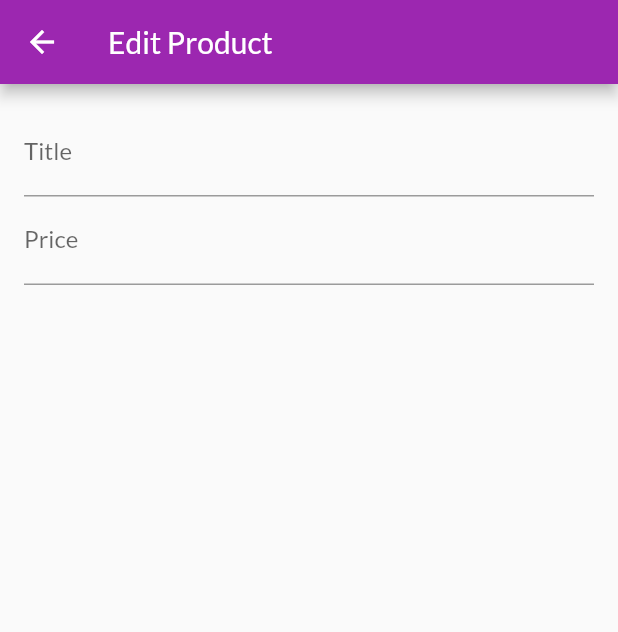
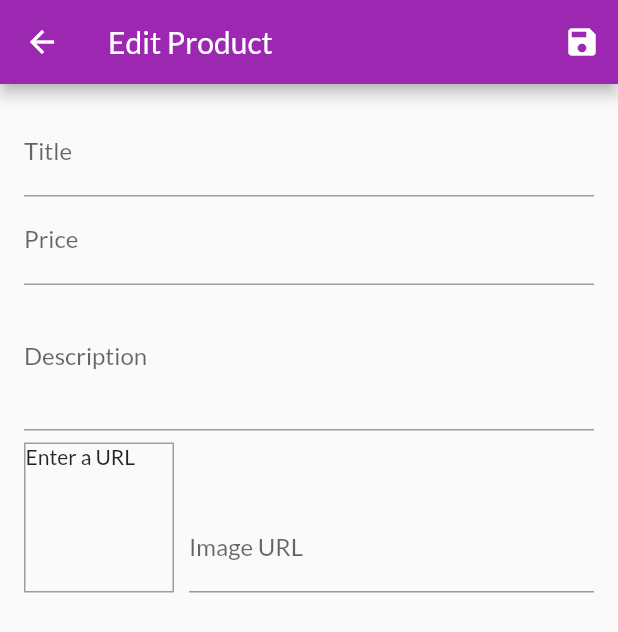
Before and after one commit to limpep/flutter-shop-app, a Flutter app: the EditProductScreen screen opened by its route, on a phone screen of 412 x 824 dp. Shown: the top 632 px of the screen. Run offline on Flutter 3.47's test engine with Material 2 defaults, Android fonts, the phone set to English and light mode, and no system bars; our stand-ins replace google_fonts; network calls fail.

Commit message:
save input values

```diff
--- a/lib/screens/edit_product_screen.dart
+++ b/lib/screens/edit_product_screen.dart
@@ -1,4 +1,5 @@
 import 'package:flutter/material.dart';
+import '../providers/product.dart';
 
 class EditProductScreen extends StatefulWidget {
   static final String screenId = 'EditProductScreen';
@@ -8,16 +9,59 @@ class EditProductScreen extends StatefulWidget {
 
 class _EditProductScreenState extends State<EditProductScreen> {
   final _priceFocusNode = FocusNode();
+  final _descriptionFocusNode = FocusNode();
+  final _imageURLFocusNode = FocusNode();
+  final _imageURLController = TextEditingController();
+  final _form = GlobalKey<FormState>();
+  var _editedProduct =
+      Product(id: null, title: '', price: 0.0, description: '', imageUrl: '');
+
+  @override
+  void initState() {
+    _imageURLFocusNode.addListener(_updateImageURL);
+    super.initState();
+  }
+
+  void _updateImageURL() {
+    if (!_imageURLFocusNode.hasFocus) {
+      setState(() {});
+    }
+  }
+
+  @override
+  void dispose() {
+    _imageURLFocusNode.removeListener(_updateImageURL);
+    _priceFocusNode.dispose();
+    _descriptionFocusNode.dispose();
+    _imageURLFocusNode.dispose();
+    _imageURLController.dispose();
+    super.dispose();
+  }
+
+  void _saveForm() {
+    _form.currentState.save();
+    print(_editedProduct.title);
+    print(_editedProduct.description);
+    print(_editedProduct.price);
+    print(_editedProduct.imageUrl);
+  }
 
   @override
   Widget build(BuildContext context) {
     return Scaffold(
       appBar: AppBar(
         title: Text('Edit Product'),
+        actions: <Widget>[
+          IconButton(
+            icon: Icon(Icons.save),
+            onPressed: _saveForm,
+          )
+        ],
       ),
       body: Padding(
         padding: const EdgeInsets.all(16.0),
         child: Form(
+          key: _form,
           child: ListView(
             children: <Widget>[
               TextFormField(
@@ -28,6 +72,14 @@ class _EditProductScreenState extends State<EditProductScreen> {
                 onFieldSubmitted: (_) {
                   FocusScope.of(context).requestFocus(_priceFocusNode);
                 },
+                onSaved: (value) {
+                  _editedProduct = Product(
+                      id: null,
+                      title: value,
+                      description: _editedProduct.description,
+                      price: _editedProduct.price,
+                      imageUrl: _editedProduct.imageUrl);
+                },
               ),
               TextFormField(
                 decoration: InputDecoration(
@@ -36,6 +88,72 @@ class _EditProductScreenState extends State<EditProductScreen> {
                 textInputAction: TextInputAction.next,
                 keyboardType: TextInputType.number,
                 focusNode: _priceFocusNode,
+                onFieldSubmitted: (_) {
+                  FocusScope.of(context).requestFocus(_descriptionFocusNode);
+                },
+                onSaved: (value) {
+                  _editedProduct = Product(
+                      id: null,
+                      title: _editedProduct.title,
+                      description: _editedProduct.description,
+                      price: double.parse(value),
+                      imageUrl: _editedProduct.imageUrl);
+                },
+              ),
+              TextFormField(
+                decoration: InputDecoration(
+                  labelText: 'Description',
+                ),
+                maxLines: 3,
+                keyboardType: TextInputType.multiline,
+                focusNode: _descriptionFocusNode,
+                onSaved: (value) {
+                  _editedProduct = Product(
+                      id: null,
+                      title: _editedProduct.title,
+                      description: value,
+                      price: _editedProduct.price,
+                      imageUrl: _editedProduct.imageUrl);
+                },
+              ),
+              Row(
+                crossAxisAlignment: CrossAxisAlignment.end,
+                children: <Widget>[
+                  Container(
+                    width: 100,
+                    height: 100,
+                    margin: EdgeInsets.only(top: 8, right: 10),
+                    decoration: BoxDecoration(
+                      border: Border.all(width: 1, color: Colors.grey),
+                    ),
+                    child: _imageURLController.text.isEmpty
+                        ? Text('Enter a URL')
+                        : FittedBox(
+                            child: Image.network(_imageURLController.text),
+                            fit: BoxFit.cover,
+                          ),
+                  ),
+                  Expanded(
+                    child: TextFormField(
+                      decoration: InputDecoration(labelText: 'Image URL'),
+                      keyboardType: TextInputType.url,
+                      textInputAction: TextInputAction.done,
+                      controller: _imageURLController,
+                      focusNode: _imageURLFocusNode,
+                      onFieldSubmitted: (_) {
+                        _saveForm();
+                      },
+                      onSaved: (value) {
+                        _editedProduct = Product(
+                            id: null,
+                            title: _editedProduct.title,
+                            description: _editedProduct.description,
+                            price: _editedProduct.price,
+                            imageUrl: value);
+                      },
+                    ),
+                  ),
+                ],
               ),
             ],
           ),
--- a/lib/screens/user_products_screen.dart
+++ b/lib/screens/user_products_screen.dart
@@ -18,8 +18,7 @@ class UserProductsScreen extends StatelessWidget {
           IconButton(
               icon: const Icon(Icons.add),
               onPressed: () {
-                Navigator.of(context)
-                    .pushReplacementNamed(EditProductScreen.screenId);
+                Navigator.of(context).pushNamed(EditProductScreen.screenId);
               }),
         ],
       ),
```
